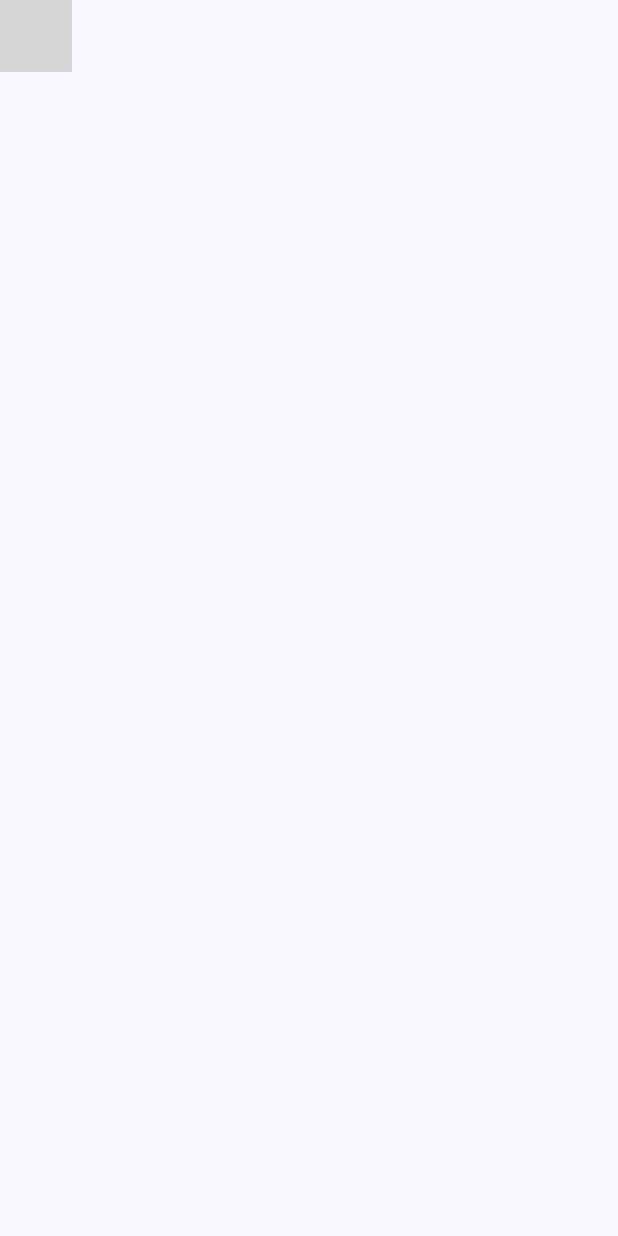
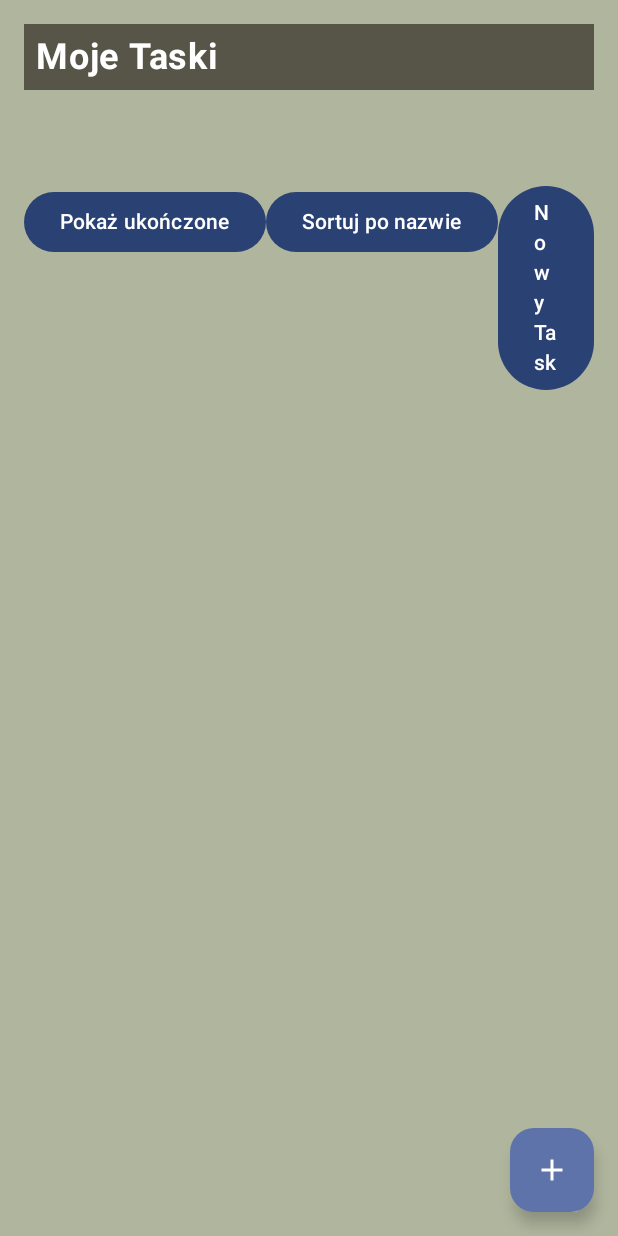
Before and after one commit to Woriork/CzesioReminder, an Android app built with Jetpack Compose: the screen it shows after launch (MainActivity), on a phone screen of 412 x 824 dp. Run offline under Robolectric (Android 15) with nearby library versions, the phone set to English and light mode, and no system bars; our stand-ins replace Room's generated code; grey boxes are pictures that could not be loaded.

Commit message:
to juz dziala

```diff
--- a/app/build.gradle.kts
+++ b/app/build.gradle.kts
@@ -67,5 +67,6 @@ dependencies {
     annotationProcessor(libs.androidx.room.compiler)
     //noinspection KaptUsageInsteadOfKsp
     kapt(libs.androidx.room.compiler)
+    implementation ("androidx.lifecycle:lifecycle-runtime-compose:2.6.0")
 
 }
--- a/app/src/main/java/com/example/czesioreminder/MainActivity.kt
+++ b/app/src/main/java/com/example/czesioreminder/MainActivity.kt
@@ -15,13 +15,9 @@ import com.example.czesioreminder.ui.Navigation
 class MainActivity : ComponentActivity() {
     override fun onCreate(savedInstanceState: Bundle?) {
         super.onCreate(savedInstanceState)
-        enableEdgeToEdge()
         setContent {
             CzesioReminderTheme {
-                Scaffold(
-                    modifier = Modifier.fillMaxSize(),
-                    content = { innerPadding -> Navigation(Modifier.padding(innerPadding)) }
-                )
+                Navigation()
             }
         }
     }
--- /dev/null
+++ b/app/src/main/java/com/example/czesioreminder/data/TaskDao.kt
@@ -0,0 +1,26 @@
+package com.example.czesioreminder.data
+
+import androidx.room.*
+import kotlinx.coroutines.flow.Flow
+
+@Dao
+interface TaskDao {
+    @Query("SELECT * FROM tasks ORDER BY date ASC")
+    fun getTasks(): Flow<List<Task>>
+
+    @Insert(onConflict = OnConflictStrategy.IGNORE)
+    suspend fun insert(task: Task)
+
+    @Query("SELECT * FROM tasks WHERE id = :id")
+    suspend fun getTaskById(id: Int): Task?
+
+    @Update
+    suspend fun update(task: Task)
+
+    @Delete
+    suspend fun delete(task: Task)
+
+    // Możesz dodać nowe zapytania, np. do filtrowania po priorytecie
+    @Query("SELECT * FROM tasks WHERE priority = :priority ORDER BY date ASC")
+    fun getTasksByPriority(priority: Int): Flow<List<Task>>
+}
--- /dev/null
+++ b/app/src/main/java/com/example/czesioreminder/data/TaskDatabase.kt
@@ -0,0 +1,35 @@
+package com.example.czesioreminder.data
+
+import android.content.Context
+import androidx.room.Database
+import androidx.room.Room
+import androidx.room.RoomDatabase
+import androidx.room.migration.Migration
+import androidx.sqlite.db.SupportSQLiteDatabase
+
+@Database(entities = [Task::class], version = 2, exportSchema = false)
+abstract class TaskDatabase : RoomDatabase() {
+    abstract fun taskDao(): TaskDao
+
+    companion object {
+        @Volatile
+        private var Instance: TaskDatabase? = null
+
+        // Dodaj migrację
+        private val MIGRATION_1_2 = object : Migration(1, 2) {
+            override fun migrate(database: SupportSQLiteDatabase) {
+                // Jeśli dodałeś nową kolumnę, np. "priority", wykonaj migrację:
+                database.execSQL("ALTER TABLE tasks ADD COLUMN priority INTEGER DEFAULT 0")
+            }
+        }
+
+        fun getDatabase(context: Context): TaskDatabase {
+            return Instance ?: synchronized(this) {
+                Room.databaseBuilder(context, TaskDatabase::class.java, "task_database")
+                    .addMigrations(MIGRATION_1_2) // Dodaj migrację do konfiguracji
+                    .build()
+                    .also { Instance = it }
+            }
+        }
+    }
+}
--- /dev/null
+++ b/app/src/main/java/com/example/czesioreminder/data/TaskRepository.kt
@@ -0,0 +1,11 @@
+package com.example.czesioreminder.data
+
+import kotlinx.coroutines.flow.Flow
+
+class TaskRepository(private val taskDao: TaskDao) {
+    fun getTasks() = taskDao.getTasks()
+    suspend fun add(task: Task) = taskDao.insert(task)
+    suspend fun update(task: Task) = taskDao.update(task)
+    suspend fun delete(task: Task) = taskDao.delete(task)
+    suspend fun getTaskById(id: Int) = taskDao.getTaskById(id)
+}
--- /dev/null
+++ b/app/src/main/java/com/example/czesioreminder/ui/Navigation.kt
@@ -0,0 +1,39 @@
+package com.example.czesioreminder.ui
+
+import androidx.compose.foundation.layout.padding
+import androidx.compose.runtime.Composable
+import androidx.compose.ui.Modifier
+import androidx.navigation.NavHostController
+import androidx.navigation.compose.rememberNavController
+import androidx.compose.material3.Scaffold
+import androidx.navigation.NavType
+import androidx.navigation.compose.NavHost
+import androidx.navigation.compose.composable
+import androidx.navigation.navArgument
+
+@Composable
+fun Navigation(modifier: Modifier = Modifier) {
+    val navController = rememberNavController()
+    NavHost(navController, startDestination = "taskList") {
+        composable("taskList") {
+            TaskList(navController)
+        }
+        composable("addTask") {
+            AddTask(navController, modifier)
+        }
+        composable(
+            route = "editTask/{id}",
+            arguments = listOf(navArgument("id") { type = NavType.IntType })
+        ) { backStackEntry ->
+            val taskId = backStackEntry.arguments?.getInt("id") ?: 0
+            EditTask(navController, taskId, modifier)
+        }
+        composable(
+            route = "taskDetail/{id}",
+            arguments = listOf(navArgument("id") { type = NavType.IntType })
+        ) { backStackEntry ->
+            val taskId = backStackEntry.arguments?.getInt("id") ?: 0
+            TaskDetailScreen(taskId, navController)
+        }
+    }
+}
--- /dev/null
+++ b/app/src/main/java/com/example/czesioreminder/ui/TaskList.kt
@@ -0,0 +1,118 @@
+package com.example.czesioreminder.ui
+
+import androidx.compose.foundation.background
+import com.example.czesioreminder.ui.theme.CzesioReminderTheme
+import androidx.compose.foundation.layout.*
+import androidx.compose.foundation.lazy.LazyColumn
+import androidx.compose.foundation.lazy.items
+import androidx.compose.material.icons.Icons
+import androidx.compose.material.icons.filled.Add
+import androidx.compose.material3.*
+import androidx.compose.runtime.*
+import androidx.compose.ui.Modifier
+import androidx.compose.ui.graphics.Color
+import androidx.compose.ui.unit.dp
+import androidx.compose.ui.unit.sp
+import androidx.compose.ui.text.font.FontWeight
+import androidx.compose.ui.Alignment
+import androidx.compose.foundation.clickable
+import androidx.lifecycle.viewmodel.compose.viewModel
+import androidx.navigation.NavHostController
+import com.example.czesioreminder.data.Task
+import com.example.czesioreminder.viewmodel.TaskViewModel
+
+@Composable
+fun TaskList(navController: NavHostController) {
+    val viewModel: TaskViewModel = viewModel()
+    val tasks by viewModel.tasksState.collectAsState()
+
+    var showCompleted by remember { mutableStateOf(false) }
+    var sortByDate by remember { mutableStateOf(true) }
+
+    val filteredTasks = tasks.filter { task ->
+        if (showCompleted) task.isCompleted else true
+    }.sortedWith { task1, task2 ->
+        when {
+            sortByDate -> task1.date.compareTo(task2.date)
+            else -> task1.title.compareTo(task2.title)
+        }
+    }
+
+    Scaffold(
+        floatingActionButton = {
+            FloatingActionButton(onClick = { navController.navigate("addTask") }) {
+                Icon(Icons.Default.Add, contentDescription = "Nowy Task")
+            }
+        }
+    ) { innerPadding ->
+        Column(
+            modifier = Modifier
+                .fillMaxSize()
+                .padding(innerPadding)
+                .background(Color(0xFFB0B59E))
+        ) {
+            Text(
+                text = "Moje Taski",
+                fontSize = 24.sp,
+                fontWeight = FontWeight.Bold,
+                modifier = Modifier
+                    .fillMaxWidth()
+                    .padding(16.dp)
+                    .background(Color(0xFF565547))
+                    .padding(8.dp),
+                color = Color.White
+            )
+
+            LazyColumn(modifier = Modifier.padding(16.dp)) {
+                items(filteredTasks) { task ->
+                    TaskItem(
+                        task = task,
+                        onTaskClick = { navController.navigate("taskDetail/${task.id}") },
+                        onCheckedChange = { isChecked ->
+                            viewModel.updateTask(task.copy(isCompleted = isChecked))
+                        }
+                    )
+                }
+            }
+
+            Row(
+                modifier = Modifier
+                    .fillMaxWidth()
+                    .padding(16.dp),
+                horizontalArrangement = Arrangement.SpaceAround
+            ) {
+                Button(onClick = { showCompleted = !showCompleted }) {
+                    Text(if (showCompleted) "Pokaż wszystkie" else "Pokaż ukończone")
+                }
+                Button(onClick = { sortByDate = !sortByDate }) {
+                    Text(if (sortByDate) "Sortuj po nazwie" else "Sortuj po dacie")
+                }
+                Button(onClick = { navController.navigate("addTask") }) {
+                    Text("Nowy Task")
+                }
+            }
+        }
+    }
+}
+
+@Composable
+fun TaskItem(task: Task, onTaskClick: () -> Unit, onCheckedChange: (Boolean) -> Unit) {
+    Row(
+        modifier = Modifier
+            .fillMaxWidth()
+            .clickable { onTaskClick() }
+            .background(Color(0xFFA5A58D))
+            .padding(16.dp),
+        verticalAlignment = Alignment.CenterVertically
+    ) {
+        Column(modifier = Modifier.weight(1f)) {
+            Text(text = task.title, fontSize = 18.sp, fontWeight = FontWeight.Bold)
+            Text(text = task.date, fontSize = 14.sp, fontWeight = FontWeight.Light)
+            Text(text = task.category, fontSize = 14.sp)
+        }
+        Checkbox(
+            checked = task.isCompleted,
+            onCheckedChange = onCheckedChange
+        )
+    }
+}
--- /dev/null
+++ b/app/src/main/java/com/example/czesioreminder/viewmodel/TaskViewModel.kt
@@ -0,0 +1,62 @@
+package com.example.czesioreminder.viewmodel
+
+import android.app.Application
+import androidx.lifecycle.AndroidViewModel
+import androidx.lifecycle.ViewModel
+import androidx.lifecycle.viewModelScope
+import com.example.czesioreminder.data.Task
+import com.example.czesioreminder.data.TaskDatabase
+import com.example.czesioreminder.data.TaskRepository
+import kotlinx.coroutines.flow.MutableStateFlow
+import kotlinx.coroutines.flow.StateFlow
+import kotlinx.coroutines.launch
+
+class TaskViewModel(application: Application) : AndroidViewModel(application) {
+    private val repository: TaskRepository
+    private val _tasksState = MutableStateFlow<List<Task>>(emptyList())
+    val tasksState: StateFlow<List<Task>> get() = _tasksState
+
+    private val _taskState = MutableStateFlow<Task?>(null)
+    val taskState: StateFlow<Task?> get() = _taskState
+
+    init {
+        val db = TaskDatabase.getDatabase(application)
+        val dao = db.taskDao()
+        repository = TaskRepository(dao)
+
+        fetchTasks()
+    }
+
+    private fun fetchTasks() {
+        viewModelScope.launch {
+            repository.getTasks().collect { tasks ->
+                _tasksState.value = tasks
+            }
+        }
+    }
+
+    fun addTask(task: Task) {
+        viewModelScope.launch {
+            repository.add(task)
+        }
+    }
+
+    fun updateTask(task: Task) {
+        viewModelScope.launch {
+            repository.update(task)
+        }
+    }
+
+    fun deleteTask(task: Task) {
+        viewModelScope.launch {
+            repository.delete(task)
+        }
+    }
+
+    fun getTaskById(id: Int) {
+        viewModelScope.launch {
+            val task = repository.getTaskById(id)
+            _taskState.value = task
+        }
+    }
+}
--- a/settings.gradle.kts
+++ b/settings.gradle.kts
@@ -19,5 +19,5 @@ dependencyResolutionManagement {
     }
 }
 
-rootProject.name = "Grades"
+rootProject.name = "CzesioReminder"
 include(":app")
```
Also changed, not shown: app/src/main/java/com/example/czesioreminder/data/Task.kt (added, +15 -0 lines), app/src/main/java/com/example/czesioreminder/ui/AddTask.kt (added, +123 -0 lines), app/src/main/java/com/example/czesioreminder/ui/EditTask.kt (added, +137 -0 lines), app/src/main/java/com/example/czesioreminder/ui/TaskDetailScreen.kt (added, +114 -0 lines), app/src/main/java/com/example/czesioreminder/viewmodel/TaskViewModelFactory.kt (added, +11 -0 lines).
